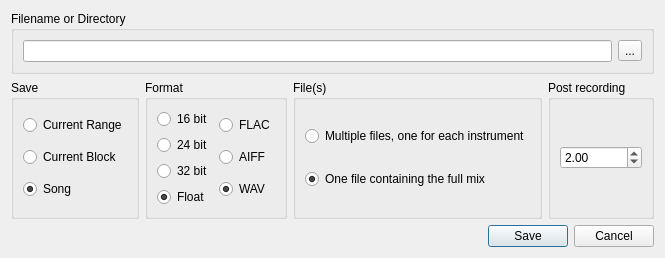
First picture: the form in Qt/qt4_soundfilesaver_widget.ui, repository kmatheussen/radium, before the edit.
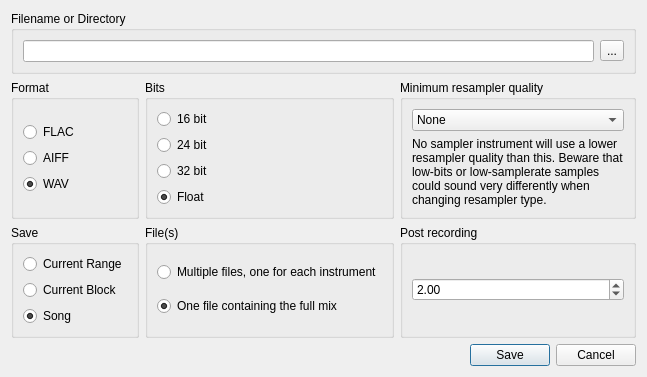
Second picture: the form after the edit.

Commit message: soundfilesaver: Option to set minimum resampler quality

Diff of the .ui file:
```diff
--- a/Qt/qt4_soundfilesaver_widget.ui
+++ b/Qt/qt4_soundfilesaver_widget.ui
@@ -6,8 +6,8 @@
    <rect>
     <x>0</x>
     <y>0</y>
-    <width>816</width>
-    <height>309</height>
+    <width>744</width>
+    <height>383</height>
    </rect>
   </property>
   <property name="sizePolicy">
@@ -61,11 +61,84 @@
     </widget>
    </item>
    <item row="1" column="0">
-    <layout class="QHBoxLayout" name="horizontalLayout_2">
+    <layout class="QGridLayout" name="gridLayout_5">
      <property name="rightMargin">
       <number>0</number>
      </property>
-     <item>
+     <item row="0" column="4">
+      <widget class="QGroupBox" name="groupBox_4">
+       <property name="title">
+        <string>Minimum resampler quality</string>
+       </property>
+       <layout class="QGridLayout" name="gridLayout_4">
+        <item row="0" column="0">
+         <widget class="QComboBox" name="interpolation_type">
+          <property name="sizePolicy">
+           <sizepolicy hsizetype="Minimum" vsizetype="Fixed">
+            <horstretch>0</horstretch>
+            <verstretch>0</verstretch>
+           </sizepolicy>
+          </property>
+          <property name="toolTip">
+           <string extracomment="Interpolation type for this instrument"/>
+          </property>
+          <property name="statusTip">
+           <string extracomment="Interpolation type for this instrument"/>
+          </property>
+          <property name="whatsThis">
+           <string extracomment="Interpolation type for this instrument"/>
+          </property>
+          <property name="autoFillBackground">
+           <bool>true</bool>
+          </property>
+          <property name="currentIndex">
+           <number>0</number>
+          </property>
+          <property name="frame">
+           <bool>true</bool>
+          </property>
+          <item>
+           <property name="text">
+            <string>None</string>
+           </property>
+          </item>
+          <item>
+           <property name="text">
+            <string>Linear</string>
+           </property>
+          </item>
+          <item>
+           <property name="text">
+            <string>Cubic</string>
+           </property>
+          </item>
+          <item>
+           <property name="text">
+            <string>Sinc1</string>
+           </property>
+          </item>
+          <item>
+           <property name="text">
+            <string>Sinc2</string>
+           </property>
+          </item>
+         </widget>
+        </item>
+        <item row="1" column="0">
+         <widget class="QLabel" name="label">
+          <property name="text">
+           <string>No sampler instrument will use a lower
+resampler quality than this. Beware that
+low-bits or low-samplerate samples
+could sound very differently when
+changing resampler type.</string>
+          </property>
+         </widget>
+        </item>
+       </layout>
+      </widget>
+     </item>
+     <item row="1" column="1">
       <widget class="QGroupBox" name="asdfae">
        <property name="title">
         <string>Save</string>
@@ -105,10 +178,32 @@
        </layout>
       </widget>
      </item>
-     <item>
+     <item row="1" column="4">
+      <widget class="QGroupBox" name="asdfasdf">
+       <property name="title">
+        <string>Post recording</string>
+       </property>
+       <layout class="QGridLayout" name="gridLayout_3">
+        <item row="0" column="0">
+         <widget class="QDoubleSpinBox" name="post_silence_spin">
+          <property name="toolTip">
+           <string>How many additional seconds to record after the editor has stopped playing.</string>
+          </property>
+          <property name="maximum">
+           <double>999.990000000000009</double>
+          </property>
+          <property name="value">
+           <double>2.000000000000000</double>
+          </property>
+         </widget>
+        </item>
+       </layout>
+      </widget>
+     </item>
+     <item row="0" column="2">
       <widget class="QGroupBox" name="groupBox">
        <property name="title">
-        <string>Format</string>
+        <string>Bits</string>
        </property>
        <layout class="QHBoxLayout" name="horizontalLayout_3">
         <item>
@@ -158,7 +253,16 @@
           </item>
          </layout>
         </item>
-        <item>
+       </layout>
+      </widget>
+     </item>
+     <item row="0" column="1">
+      <widget class="QGroupBox" name="groupBox_5">
+       <property name="title">
+        <string>Format</string>
+       </property>
+       <layout class="QGridLayout" name="gridLayout_6">
+        <item row="0" column="0">
          <layout class="QVBoxLayout" name="verticalLayout_4">
           <item>
            <widget class="QRadioButton" name="format_flac">
@@ -198,7 +302,7 @@
        </layout>
       </widget>
      </item>
-     <item>
+     <item row="1" column="2">
       <widget class="QGroupBox" name="groupBox_3">
        <property name="title">
         <string>File(s)</string>
@@ -224,28 +328,6 @@
        </layout>
       </widget>
      </item>
-     <item>
-      <widget class="QGroupBox" name="asdfasdf">
-       <property name="title">
-        <string>Post recording</string>
-       </property>
-       <layout class="QGridLayout" name="gridLayout_3">
-        <item row="0" column="0">
-         <widget class="QDoubleSpinBox" name="post_silence_spin">
-          <property name="toolTip">
-           <string>How many additional seconds to record after the editor has stopped playing.</string>
-          </property>
-          <property name="maximum">
-           <double>999.990000000000009</double>
-          </property>
-          <property name="value">
-           <double>2.000000000000000</double>
-          </property>
-         </widget>
-        </item>
-       </layout>
-      </widget>
-     </item>
     </layout>
    </item>
   </layout>
```
The commit also changes 6 other files.
